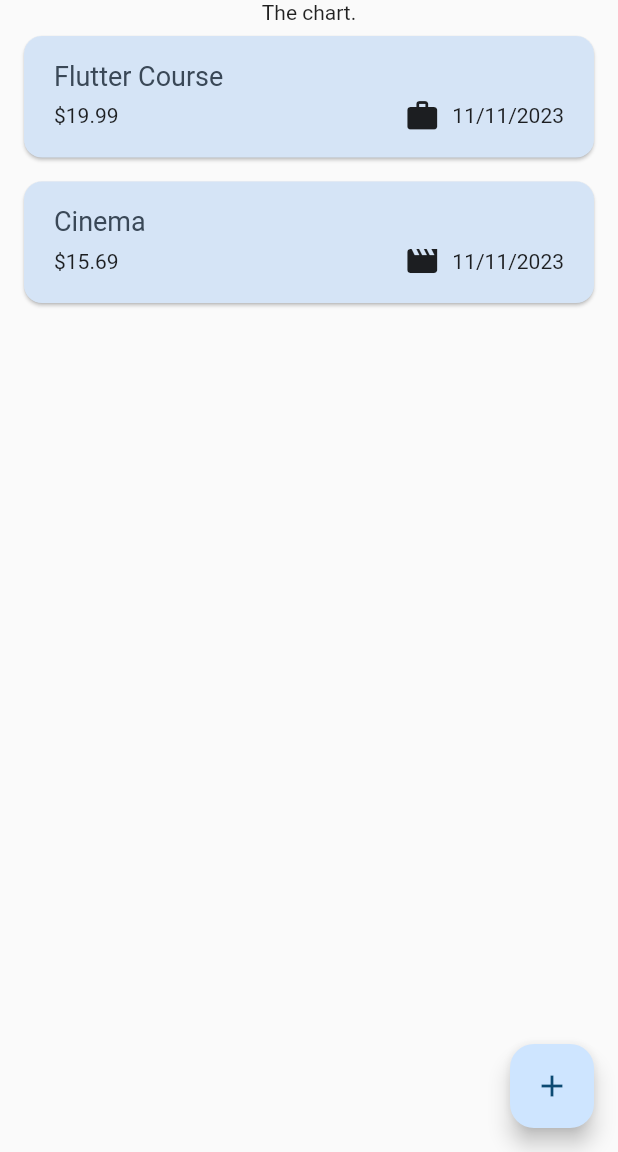
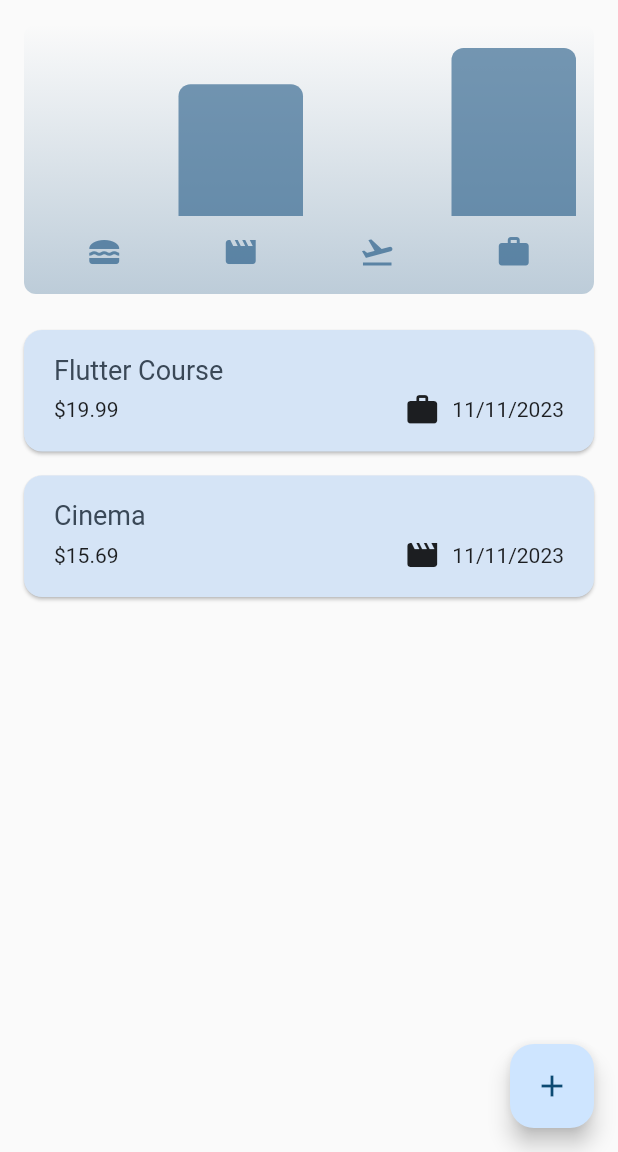
Before and after one commit to ErdiTurkay/expense-tracker, a Flutter app: the screen it shows after launch, on a phone screen of 412 x 824 dp, the part 84-1236 px from its top. Run offline on Flutter 3.47's test engine with Material 2 defaults, Android fonts, the phone set to English and light mode, and no system bars.

Commit message:
Added ChartBar.

```diff
--- a/lib/main.dart
+++ b/lib/main.dart
@@ -11,6 +11,10 @@ var kDarkColorScheme = ColorScheme.fromSeed(
 );
 
 void main() {
+  // WidgetsFlutterBinding.ensureInitialized();
+  // SystemChrome.setPreferredOrientations([
+  //   DeviceOrientation.portraitUp,
+  // ]).then((fn) {
   runApp(
     MaterialApp(
       debugShowCheckedModeBanner: false,
@@ -55,4 +59,5 @@ void main() {
       home: const Expenses(),
     ),
   );
+  // });
 }
--- a/lib/models/expense.dart
+++ b/lib/models/expense.dart
@@ -32,3 +32,28 @@ class Expense {
     return formatter.format(date);
   }
 }
+
+class ExpenseBucket {
+  const ExpenseBucket({
+    required this.category,
+    required this.expenses,
+  });
+
+  ExpenseBucket.forCategory(List<Expense> allExpenses, this.category)
+      : expenses = allExpenses
+            .where((expenses) => expenses.category == category)
+            .toList();
+
+  final ExpenseCategory category;
+  final List<Expense> expenses;
+
+  double get totalExpenses {
+    double sum = 0.0;
+
+    for (final expense in expenses) {
+      sum += expense.amount;
+    }
+
+    return sum;
+  }
+}
--- /dev/null
+++ b/lib/widgets/chart/chart.dart
@@ -0,0 +1,93 @@
+import 'package:expense_tracker/models/expense.dart';
+import 'package:expense_tracker/widgets/chart/chart_bar.dart';
+import 'package:flutter/material.dart';
+
+class Chart extends StatelessWidget {
+  const Chart({super.key, required this.expenses});
+
+  final List<Expense> expenses;
+
+  List<ExpenseBucket> get buckets {
+    return [
+      ExpenseBucket.forCategory(expenses, ExpenseCategory.food),
+      ExpenseBucket.forCategory(expenses, ExpenseCategory.leisure),
+      ExpenseBucket.forCategory(expenses, ExpenseCategory.travel),
+      ExpenseBucket.forCategory(expenses, ExpenseCategory.work),
+    ];
+  }
+
+  double get maxTotalExpense {
+    double maxTotalExpense = 0;
+
+    for (final bucket in buckets) {
+      if (bucket.totalExpenses > maxTotalExpense) {
+        maxTotalExpense = bucket.totalExpenses;
+      }
+    }
+
+    return maxTotalExpense;
+  }
+
+  @override
+  Widget build(BuildContext context) {
+    final isDarkMode =
+        MediaQuery.of(context).platformBrightness == Brightness.dark;
+    return Container(
+      margin: const EdgeInsets.all(16),
+      padding: const EdgeInsets.symmetric(
+        vertical: 16,
+        horizontal: 8,
+      ),
+      width: double.infinity,
+      height: 180,
+      decoration: BoxDecoration(
+        borderRadius: BorderRadius.circular(8),
+        gradient: LinearGradient(
+          colors: [
+            Theme.of(context).colorScheme.primary.withOpacity(0.3),
+            Theme.of(context).colorScheme.primary.withOpacity(0.0),
+          ],
+          begin: Alignment.bottomCenter,
+          end: Alignment.topCenter,
+        ),
+      ),
+      child: Column(
+        children: [
+          Expanded(
+            child: Row(
+              crossAxisAlignment: CrossAxisAlignment.end,
+              children: [
+                for (final bucket in buckets) // alternative to map()
+                  ChartBar(
+                    fill: bucket.totalExpenses == 0
+                        ? 0
+                        : bucket.totalExpenses / maxTotalExpense,
+                  )
+              ],
+            ),
+          ),
+          const SizedBox(height: 12),
+          Row(
+            children: [
+              for (final bucket in buckets)
+                Expanded(
+                  child: Padding(
+                    padding: const EdgeInsets.symmetric(horizontal: 4),
+                    child: Icon(
+                      categoryIcons[bucket.category],
+                      color: isDarkMode
+                          ? Theme.of(context).colorScheme.secondary
+                          : Theme.of(context)
+                              .colorScheme
+                              .primary
+                              .withOpacity(0.7),
+                    ),
+                  ),
+                )
+            ],
+          )
+        ],
+      ),
+    );
+  }
+}
--- /dev/null
+++ b/lib/widgets/chart/chart_bar.dart
@@ -0,0 +1,34 @@
+import 'package:flutter/material.dart';
+
+class ChartBar extends StatelessWidget {
+  const ChartBar({
+    super.key,
+    required this.fill,
+  });
+
+  final double fill;
+
+  @override
+  Widget build(BuildContext context) {
+    final isDarkMode =
+        MediaQuery.of(context).platformBrightness == Brightness.dark;
+    return Expanded(
+      child: Padding(
+        padding: const EdgeInsets.symmetric(horizontal: 4),
+        child: FractionallySizedBox(
+          heightFactor: fill,
+          child: DecoratedBox(
+            decoration: BoxDecoration(
+              shape: BoxShape.rectangle,
+              borderRadius:
+                  const BorderRadius.vertical(top: Radius.circular(8)),
+              color: isDarkMode
+                  ? Theme.of(context).colorScheme.secondary
+                  : Theme.of(context).colorScheme.primary.withOpacity(0.65),
+            ),
+          ),
+        ),
+      ),
+    );
+  }
+}
--- a/lib/widgets/expenses.dart
+++ b/lib/widgets/expenses.dart
@@ -1,4 +1,5 @@
 import 'package:expense_tracker/models/expense.dart';
+import 'package:expense_tracker/widgets/chart/chart.dart';
 import 'package:expense_tracker/widgets/expenses_list/expenses_list.dart';
 import 'package:expense_tracker/widgets/new_expense.dart';
 import 'package:flutter/material.dart';
@@ -84,7 +85,7 @@ class _ExpensesState extends State<Expenses> {
       ),
       body: Column(
         children: [
-          const Text("The chart."),
+          Chart(expenses: _registeredExpenses),
           Expanded(
             child: mainContent,
           )
```
